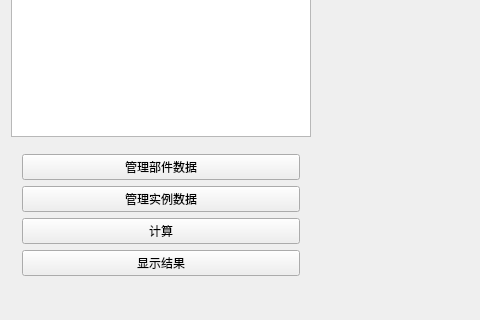
The window that TW/InterFace.ui (Shixuku/Tower-Visual) describes before a commit, drawn with Qt 5; both pictures show x 0 to 480 and y 510 to 830 of the 1293 by 830 pixel window.
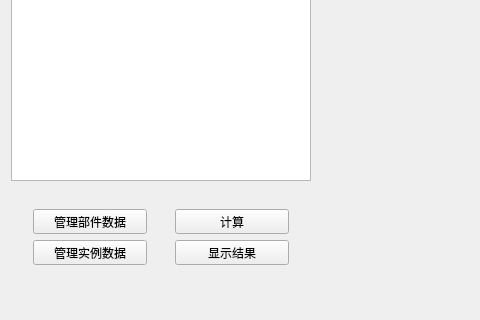
The same window after the commit. Icons and pictures are not drawn.

Patch:
```diff
--- a/TW/InterFace.ui
+++ b/TW/InterFace.ui
@@ -41,6 +41,15 @@
     </item>
     <item row="1" column="1">
      <widget class="QWidget" name="widget_3" native="true">
+      <property name="maximumSize">
+       <size>
+        <width>300</width>
+        <height>100</height>
+       </size>
+      </property>
+      <layout class="QHBoxLayout" name="horizontalLayout">
+       <item>
+        <widget class="QWidget" name="widget_4" native="true">
       <layout class="QVBoxLayout" name="verticalLayout">
        <item>
         <widget class="QPushButton" name="btn_part">
@@ -56,6 +65,12 @@
          </property>
         </widget>
        </item>
+         </layout>
+        </widget>
+       </item>
+       <item>
+        <widget class="QWidget" name="widget_5" native="true">
+         <layout class="QVBoxLayout" name="verticalLayout_2">
        <item>
         <widget class="QPushButton" name="btn_caculate">
          <property name="text">
@@ -68,6 +83,9 @@
          <property name="text">
           <string>显示结果</string>
          </property>
+           </widget>
+          </item>
+         </layout>
         </widget>
        </item>
       </layout>
```
Left out of the diff: 6 changed lines with no effect on the pictures. Lines whose indentation alone changed are shown as unchanged.
